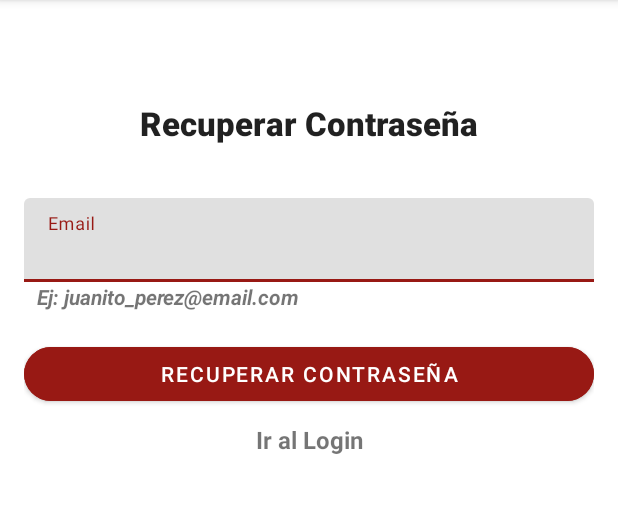
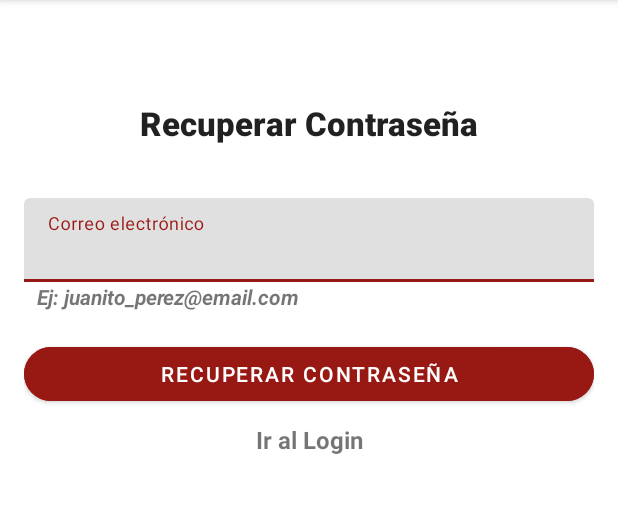
Before and after one commit to Frankmoises7/EVA1_APP_MOVIL, an Android app: the RecoveryPasswordActivity screen opened directly, with no data from a screen before it, on a phone screen of 412 x 824 dp, the part 84-597 px from its top. Run offline under Robolectric (Android 15) with nearby library versions, the phone set to English and light mode, and no system bars.

Commit message:
Agregada la validación del activity recovery_password

```diff
--- a/app/src/main/java/com/example/eva_1_app_movil/RecoveryPasswordActivity.kt
+++ b/app/src/main/java/com/example/eva_1_app_movil/RecoveryPasswordActivity.kt
@@ -4,31 +4,33 @@ import android.content.Intent
 import androidx.appcompat.app.AppCompatActivity
 import android.os.Bundle
 import android.widget.Button
-import android.widget.TextView
 import android.widget.Toast
+import com.example.eva_1_app_movil.utils.TilValidator
+import com.google.android.material.textfield.TextInputLayout
 
 class RecoveryPasswordActivity : AppCompatActivity() {
     override fun onCreate(savedInstanceState: Bundle?) {
         super.onCreate(savedInstanceState)
-        setContentView(R.layout.activity_recovey_password)
+        setContentView(R.layout.activity_recovery_password)
 
         val btnRecoveryPassword = findViewById<Button>(R.id.recovery_password_activity_btn_recoveryPassword)
-        btnRecoveryPassword.setOnClickListener {
-            Toast.makeText(this, "Revisa tu casilla de correo", Toast.LENGTH_LONG).show()
-            val intent = Intent(this, LoginActivity::class.java)
-            startActivity(intent)
-            intent.flags = Intent.FLAG_ACTIVITY_CLEAR_TOP
-            startActivity(intent)
-            this.finish()
-        }
+        val tilEmailRecovery = findViewById<TextInputLayout>(R.id.recovery_password_activity_til_email_recovery)
 
-        val tvToLogin = findViewById<TextView>(R.id.recovery_password_activity_tv_goToLogin)
-        tvToLogin.setOnClickListener {
-            val intent = Intent(this, LoginActivity::class.java)
-            startActivity(intent)
-            intent.flags = Intent.FLAG_ACTIVITY_CLEAR_TOP
-            startActivity(intent)
-            this.finish()
-        }
+
+       btnRecoveryPassword.setOnClickListener {
+           //Toast.makeText(this,"Recuperar contraseña", Toast.LENGTH_SHORT).show()
+           val email = tilEmailRecovery.editText?.text
+
+           val emailValid = TilValidator(tilEmailRecovery)
+               .required()
+               .email()
+               .isValid()
+
+           if (emailValid) {
+               val intent = Intent(this, LoginActivity::class.java)
+               startActivity(intent)
+           }
+       }
+
     }
 }
--- a/app/src/main/res/layout/activity_recovey_password.xml
+++ b/app/src/main/res/layout/activity_recovery_password.xml
@@ -35,19 +35,14 @@
                 android:textStyle="bold" />
 
             <com.google.android.material.textfield.TextInputLayout
+                android:id="@+id/recovery_password_activity_til_email_recovery"
                 android:layout_width="match_parent"
-                android:layout_height="match_parent"/>
-
-            <com.google.android.material.textfield.TextInputLayout
-                android:layout_width="match_parent"
-                android:layout_height="wrap_content">
+                android:layout_height="match_parent">
 
                 <com.google.android.material.textfield.TextInputEditText
-                    android:id="@+id/recovery_password_activity_til_email"
                     android:layout_width="match_parent"
                     android:layout_height="wrap_content"
-                    android:hint="Email"
-                    android:textColorHint="#616161" />
+                    android:hint="Correo electrónico" />
 
             </com.google.android.material.textfield.TextInputLayout>
 
@@ -60,10 +55,6 @@
                 android:text="Ej: juanito_perez@email.com"
                 android:textStyle="bold|italic"
                 tools:layout_marginBottom="8pt" />
-
-            <com.google.android.material.textfield.TextInputLayout
-                android:layout_width="match_parent"
-                android:layout_height="wrap_content"/>
 
             <Button
                 android:id="@+id/recovery_password_activity_btn_recoveryPassword"
```
